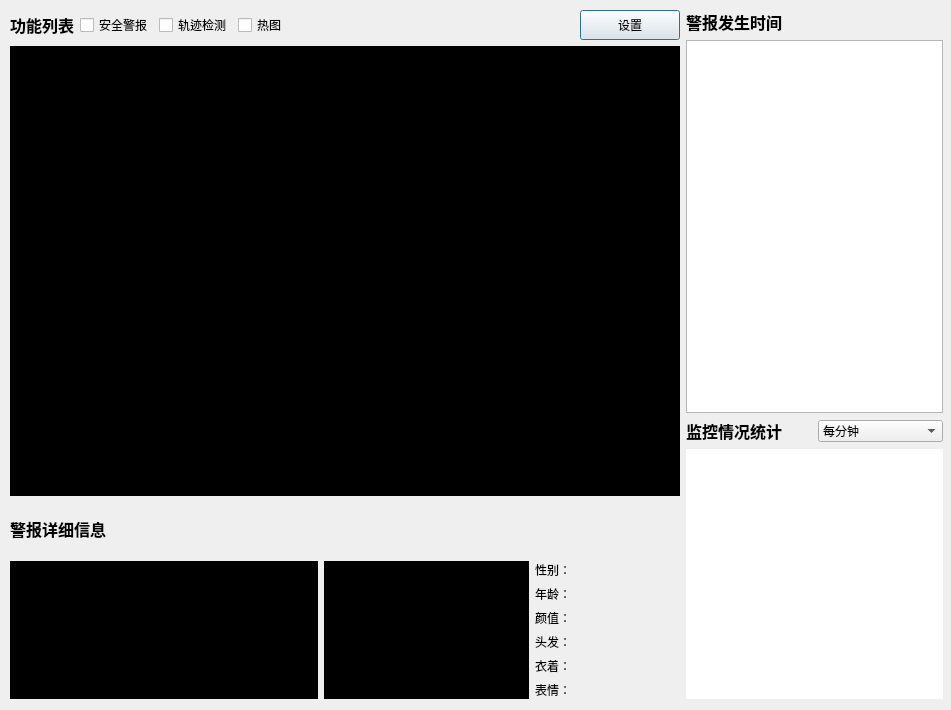
hza2002/VisionGuard, file ui/vision_guard.ui: the form before one commit.
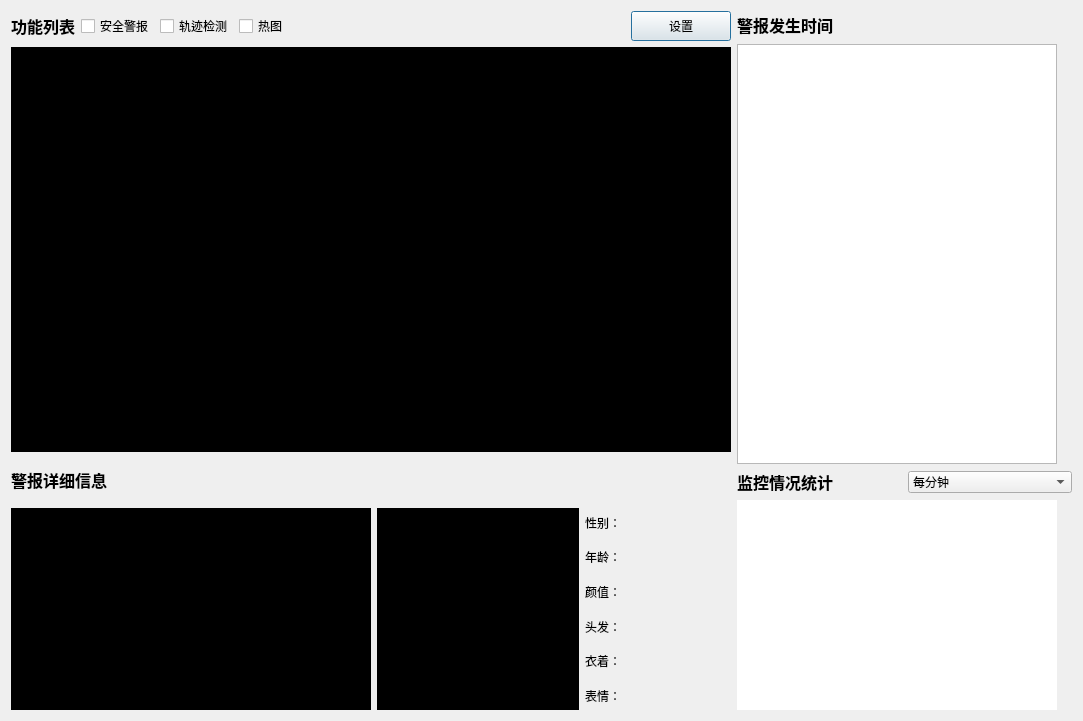
The form after the commit.

```diff
--- a/ui/vision_guard.ui
+++ b/ui/vision_guard.ui
@@ -6,22 +6,33 @@
    <rect>
     <x>0</x>
     <y>0</y>
+    <width>1083</width>
+    <height>721</height>
+   </rect>
+  </property>
+  <property name="minimumSize">
+   <size>
+    <width>1083</width>
+    <height>721</height>
+   </size>
+  </property>
+  <property name="maximumSize">
+   <size>
+    <width>1083</width>
+    <height>721</height>
+   </size>
+  </property>
+  <property name="sizeIncrement">
+   <size>
     <width>951</width>
     <height>710</height>
-   </rect>
+   </size>
   </property>
   <property name="windowTitle">
    <string>账户登录界面</string>
   </property>
-  <widget class="QWidget" name="horizontalLayoutWidget_3">
-   <property name="geometry">
-    <rect>
-     <x>10</x>
-     <y>10</y>
-     <width>933</width>
-     <height>689</height>
-    </rect>
-   </property>
+  <layout class="QGridLayout" name="gridLayout">
+   <item row="0" column="0">
    <layout class="QHBoxLayout" name="horizontalLayout_4">
     <item>
      <layout class="QVBoxLayout" name="verticalLayout">
@@ -114,8 +125,14 @@
        <widget class="QLabel" name="video_screen">
         <property name="minimumSize">
          <size>
-          <width>670</width>
-          <height>450</height>
+           <width>720</width>
+           <height>405</height>
+          </size>
+         </property>
+         <property name="maximumSize">
+          <size>
+           <width>720</width>
+           <height>405</height>
          </size>
         </property>
         <property name="autoFillBackground">
@@ -176,8 +193,14 @@
            <widget class="QLabel" name="whole_img">
             <property name="minimumSize">
              <size>
-              <width>100</width>
-              <height>120</height>
+               <width>360</width>
+               <height>202</height>
+              </size>
+             </property>
+             <property name="maximumSize">
+              <size>
+               <width>360</width>
+               <height>202</height>
              </size>
             </property>
             <property name="autoFillBackground">
@@ -198,8 +221,14 @@
            <widget class="QLabel" name="face_img">
             <property name="minimumSize">
              <size>
-              <width>100</width>
-              <height>120</height>
+               <width>202</width>
+               <height>202</height>
+              </size>
+             </property>
+             <property name="maximumSize">
+              <size>
+               <width>202</width>
+               <height>202</height>
              </size>
             </property>
             <property name="autoFillBackground">
@@ -315,9 +344,11 @@
      </layout>
     </item>
     <item>
-     <layout class="QVBoxLayout" name="verticalLayout_3">
+      <layout class="QVBoxLayout" name="verticalLayout_3" stretch="0">
       <item>
-       <layout class="QHBoxLayout" name="horizontalLayout_15" stretch="0,0">
+        <layout class="QVBoxLayout" name="verticalLayout_7" stretch="0,0,0,0">
+         <item>
+          <layout class="QHBoxLayout" name="horizontalLayout_5">
         <item>
          <widget class="QLabel" name="label_3">
           <property name="font">
@@ -332,7 +363,7 @@
          </widget>
         </item>
         <item>
-         <spacer name="horizontalSpacer_4">
+            <spacer name="horizontalSpacer_3">
           <property name="orientation">
            <enum>Qt::Horizontal</enum>
           </property>
@@ -350,8 +381,14 @@
        <widget class="QListWidget" name="alarm_list">
         <property name="minimumSize">
          <size>
-          <width>250</width>
-          <height>200</height>
+             <width>320</width>
+             <height>420</height>
+            </size>
+           </property>
+           <property name="maximumSize">
+            <size>
+             <width>320</width>
+             <height>420</height>
          </size>
         </property>
         <property name="sizeIncrement">
@@ -369,8 +406,6 @@
        </widget>
       </item>
       <item>
-       <layout class="QVBoxLayout" name="verticalLayout_4">
-        <item>
          <layout class="QHBoxLayout" name="horizontalLayout_16" stretch="0,0">
           <item>
            <widget class="QLabel" name="label_4">
@@ -425,8 +460,14 @@
           </property>
           <property name="minimumSize">
            <size>
-            <width>0</width>
-            <height>250</height>
+             <width>320</width>
+             <height>210</height>
+            </size>
+           </property>
+           <property name="maximumSize">
+            <size>
+             <width>320</width>
+             <height>210</height>
            </size>
           </property>
           <property name="sizeIncrement">
@@ -451,7 +492,8 @@
      </layout>
     </item>
    </layout>
-  </widget>
+   </item>
+  </layout>
  </widget>
  <resources/>
  <connections/>
```
Left out of the diff: 8 changed lines with no effect on the pictures. Lines whose indentation alone changed are shown as unchanged.
